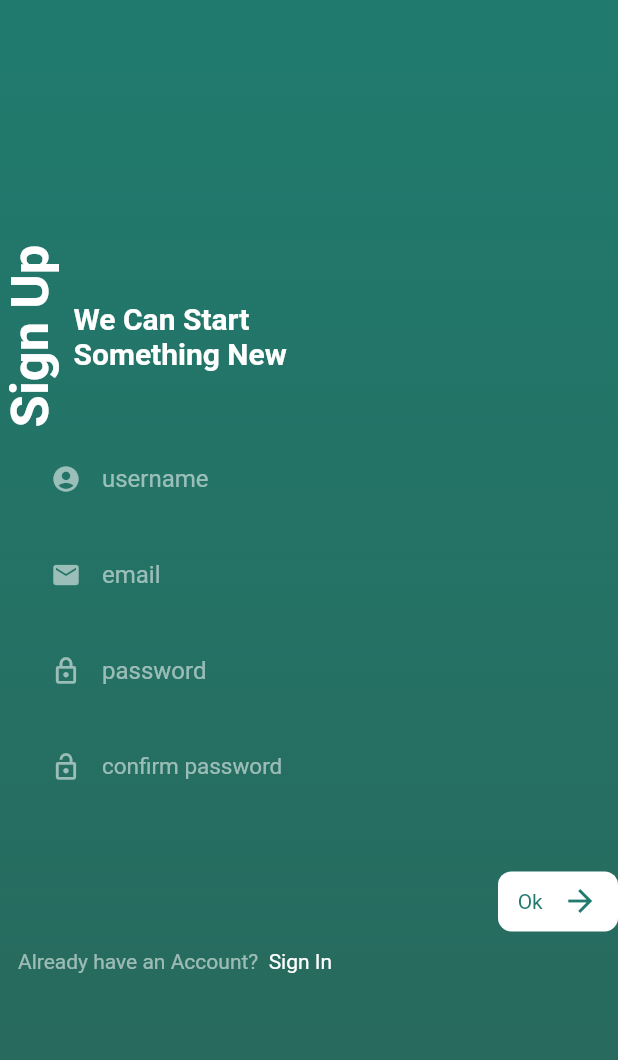
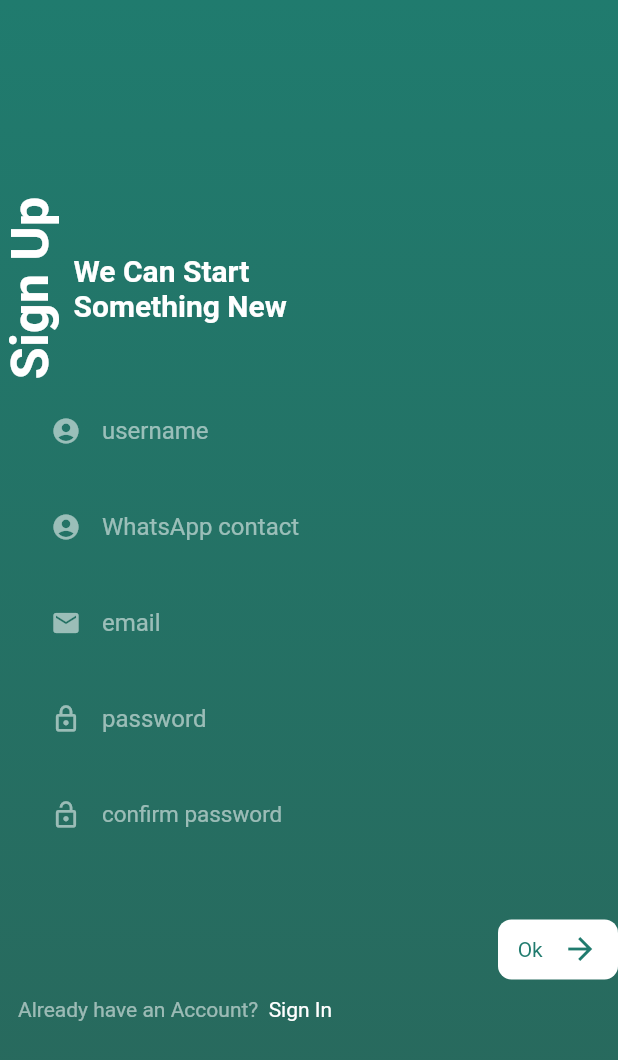
Before and after one commit to janWICKEDpro/advertising_app, a Flutter app: the SignUp screen opened directly, on a phone screen of 412 x 824 dp. Shown: the top 1060 px of the screen. Run offline on Flutter 3.47's test engine with Material 2 defaults, Android fonts, the phone set to English and light mode, and no system bars; our stand-ins replace firebase_auth, image_picker; accounts and stored records are empty.

Commit message:
few touches slowly but surely

```diff
--- a/lib/Screens/authentication/authProps.dart
+++ b/lib/Screens/authentication/authProps.dart
@@ -15,8 +15,10 @@ FocusNode? emailFocusSignUp;
 FocusNode? userNameFocusSignUp;
 FocusNode? passwordFocusSignUp;
 FocusNode? confirmPasswordFocusSignUP;
+FocusNode? contactSignUp;
 
 TextEditingController? emailControllerSignUp;
 TextEditingController? usernameControllerSignUp;
 TextEditingController? passwordControllerSignUp;
 TextEditingController? confirmPasswordControllerSignUp;
+TextEditingController? contactControllerSignUP;
--- a/lib/Screens/authentication/signIn.dart
+++ b/lib/Screens/authentication/signIn.dart
@@ -88,7 +88,7 @@ class _SignUpState extends State<SignUp> {
                             cursorColor: Colors.white,
                             autovalidateMode: AutovalidateMode.onUserInteraction,
                             onFieldSubmitted: (_){
-                              FocusScope.of(context).requestFocus(emailFocusSignUp);
+                              FocusScope.of(context).requestFocus(contactSignUp);
                             },
                             validator: (name){
                                 if(name!.length<3){
@@ -102,6 +102,33 @@ class _SignUpState extends State<SignUp> {
                             decoration: InputDecoration(
                               enabledBorder: OutlineInputBorder(borderSide: BorderSide.none, gapPadding: 0.0),
                               labelText: 'username',
+                              labelStyle: TextStyle(color: Colors.white54),
+                              prefixIcon: Icon(Icons.account_circle,color: Colors.white54,size: 20,)
+                            ),
+                          ),
+                        ),
+                        Padding(
+                          padding: const EdgeInsets.only(left: 20.0,right: 20,top: 5),
+                          child: TextFormField(
+                            keyboardType: TextInputType.number,
+                            cursorColor: Colors.white,
+                            autovalidateMode: AutovalidateMode.onUserInteraction,
+                            onFieldSubmitted: (_){
+                              FocusScope.of(context).requestFocus(emailFocusSignUp);
+                            },
+
+                            validator: (contact){
+                                if(contact!.isEmpty){
+                                  return 'enter your whatsapp number';
+                                }else if(contact.length>9 || contact.length<9){
+                                  return 'phone number should be 9 digits';
+                                }
+                            },
+                            focusNode: contactSignUp,
+                            controller: contactControllerSignUP,
+                            decoration: InputDecoration(
+                              enabledBorder: OutlineInputBorder(borderSide: BorderSide.none, gapPadding: 0.0),
+                              labelText: 'WhatsApp contact',
                               labelStyle: TextStyle(color: Colors.white54),
                               prefixIcon: Icon(Icons.account_circle,color: Colors.white54,size: 20,)
                             ),
```
Also changed, not shown: lib/Screens/addProduct/addImage.dart (+7 -1 lines), lib/Screens/addProduct/addProduct.dart (+13 -2 lines).
